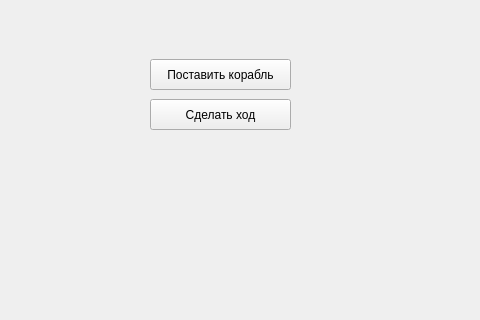
First picture: the form in Client/mainwindow.ui, repository ChazGrant/Battleship, before the edit; both pictures show x 0 to 480 and y 311 to 631 of the 879 by 631 pixel window.
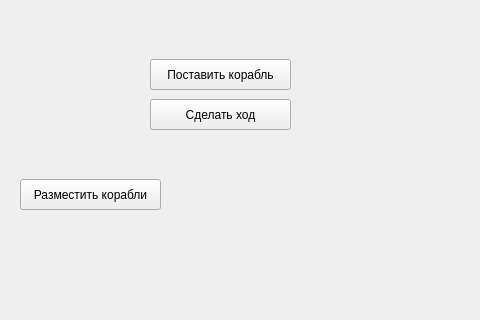
Second picture: the form after the edit.

The edit to the form file:
```diff
--- a/Client/mainwindow.ui
+++ b/Client/mainwindow.ui
@@ -164,6 +164,19 @@
      <string>Ваше ID: </string>
     </property>
    </widget>
+   <widget class="QPushButton" name="autoPlaceShipsButton">
+    <property name="geometry">
+     <rect>
+      <x>20</x>
+      <y>490</y>
+      <width>141</width>
+      <height>31</height>
+     </rect>
+    </property>
+    <property name="text">
+     <string>Разместить корабли</string>
+    </property>
+   </widget>
   </widget>
   <widget class="QMenuBar" name="menubar">
    <property name="geometry">
```
Left out of the diff: 2 changed lines with no effect on the pictures.
